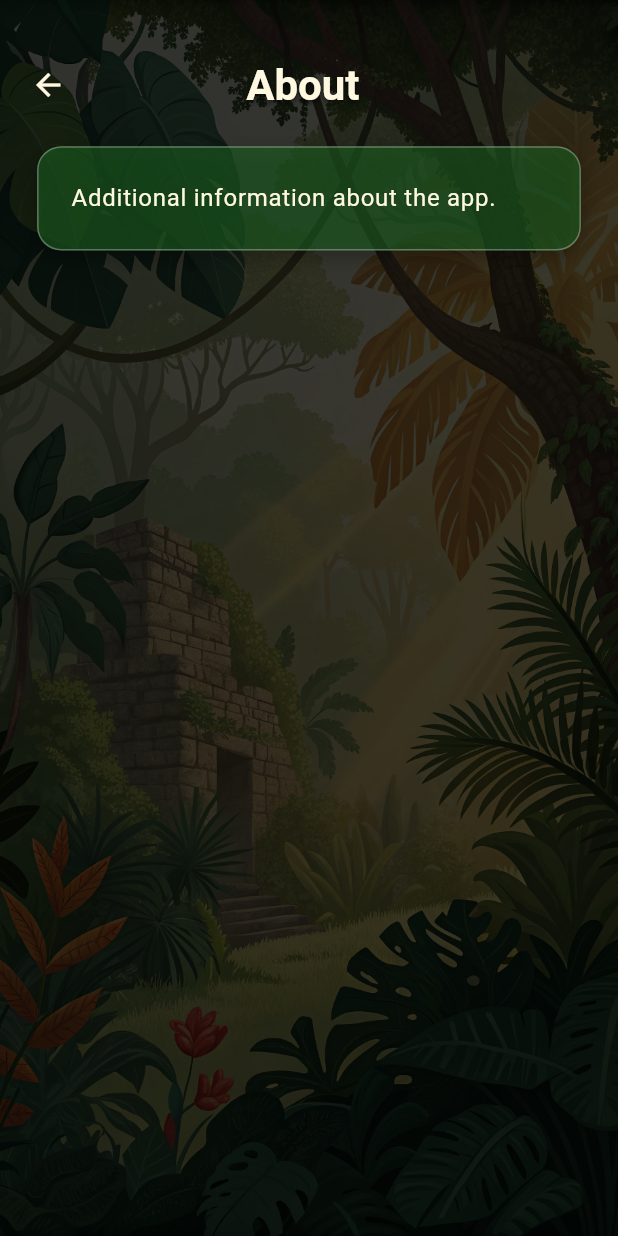
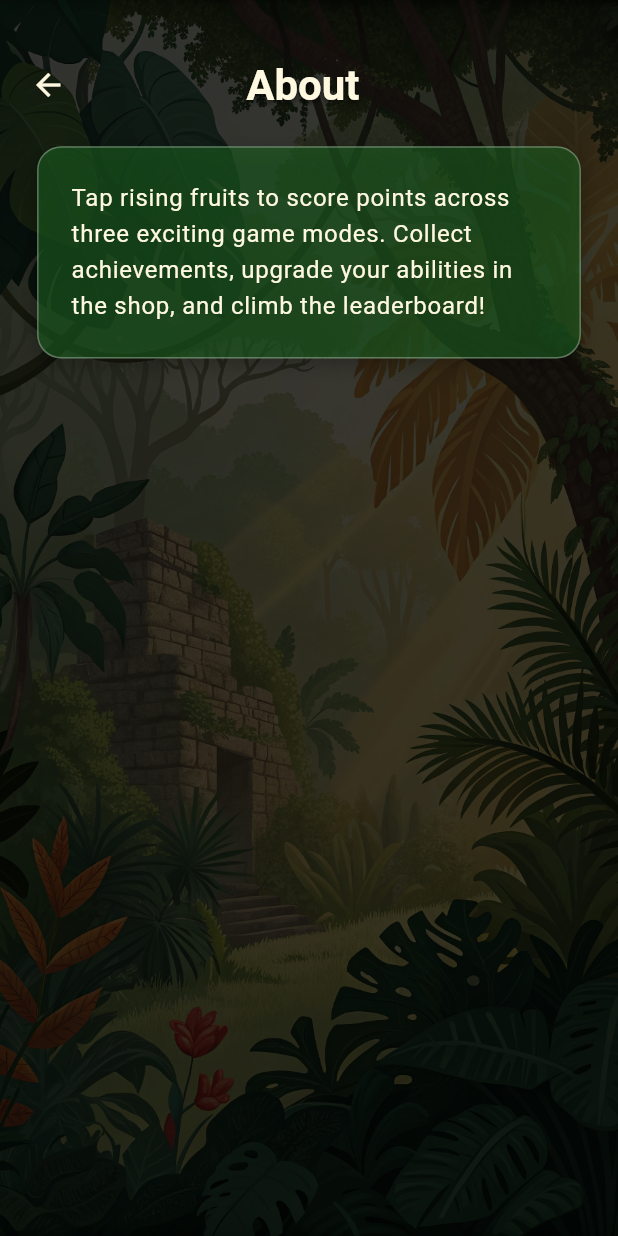
Before and after one commit to jjjulietttee-jpg/tiger_tap_quest, a Flutter app: the AboutScreen screen opened by its route, on a phone screen of 412 x 824 dp. Run offline on Flutter 3.47's test engine with Material 3 defaults, Android fonts, the phone set to English and light mode, and no system bars; our stand-ins replace equatable, flutter_bloc, go_router, shared_preferences; accounts and stored records are empty.

Commit message:
релиз

```diff
--- a/lib/core/shared/widgets/dark_background.dart
+++ b/lib/core/shared/widgets/dark_background.dart
@@ -15,6 +15,7 @@ class DarkBackground extends StatelessWidget {
           child: Image.asset(
             AssetPaths.bgImage,
             fit: BoxFit.cover,
+            excludeFromSemantics: true,
           ),
         ),
         Positioned.fill(
--- a/lib/features/about/presentation/widgets/about_content_block.dart
+++ b/lib/features/about/presentation/widgets/about_content_block.dart
@@ -13,7 +13,8 @@ class AboutContentBlock extends StatelessWidget {
         padding: EdgeInsets.symmetric(horizontal: size.width * 0.06),
         child: CardWidget(
           child: Text(
-            'Additional information about the app.',
+            'Tap rising fruits to score points across three exciting game modes. '
+            'Collect achievements, upgrade your abilities in the shop, and climb the leaderboard!',
             style: theme.textTheme.bodyLarge,
           ),
         ),
--- a/lib/features/about/presentation/widgets/about_header.dart
+++ b/lib/features/about/presentation/widgets/about_header.dart
@@ -20,6 +20,7 @@ class AboutHeader extends StatelessWidget {
         child: Row(
           children: [
             IconButton(
+              tooltip: 'Back',
               icon: const Icon(Icons.arrow_back),
               onPressed: () {
                 if (context.canPop()) {
--- a/lib/features/about/presentation/widgets/about_popup_content.dart
+++ b/lib/features/about/presentation/widgets/about_popup_content.dart
@@ -12,7 +12,7 @@ class AboutPopupContent extends StatelessWidget {
       crossAxisAlignment: CrossAxisAlignment.stretch,
       children: [
         Text(
-          'App Name',
+          'Tiger Tap Quest',
           style: theme.textTheme.headlineMedium?.copyWith(
             fontWeight: FontWeight.bold,
           ),
@@ -20,7 +20,7 @@ class AboutPopupContent extends StatelessWidget {
         ),
         SizedBox(height: size.height * 0.015),
         Text(
-          'Version 1.0.0',
+          'Version 1.0.0+2',
           style: theme.textTheme.bodyMedium?.copyWith(
             color: theme.colorScheme.onSurface.withValues(alpha: 0.8),
           ),
@@ -28,8 +28,8 @@ class AboutPopupContent extends StatelessWidget {
         ),
         SizedBox(height: size.height * 0.025),
         Text(
-          'A simple template for your next project. '
-          'Customize the look and content to match your needs.',
+          'A jungle adventure game where you tap colorful fruits, '
+          'earn achievements and unlock upgrades in the shop.',
           style: theme.textTheme.bodyLarge,
           textAlign: TextAlign.center,
         ),
--- a/lib/features/achievements/presentation/screens/achievements_screen.dart
+++ b/lib/features/achievements/presentation/screens/achievements_screen.dart
@@ -16,14 +16,13 @@ class AchievementsScreen extends StatelessWidget {
     return Scaffold(
       body: Stack(
         children: [
-          // Background image
           Positioned.fill(
             child: Image.asset(
               'assets/images/bg.png',
               fit: BoxFit.cover,
+              excludeFromSemantics: true,
             ),
           ),
-          // Dark overlay
           Positioned.fill(
             child: Container(
               color: Colors.black.withValues(alpha: 0.75),
@@ -49,6 +48,7 @@ class AchievementsScreen extends StatelessWidget {
                       pinned: true,
                       backgroundColor: Colors.black.withValues(alpha: 0.6),
                       leading: IconButton(
+                        tooltip: 'Back',
                         icon: const Icon(Icons.arrow_back, color: Colors.white),
                         onPressed: () => context.pop(),
                       ),
--- a/lib/features/achievements/presentation/widgets/achievements_header.dart
+++ b/lib/features/achievements/presentation/widgets/achievements_header.dart
@@ -20,6 +20,7 @@ class AchievementsHeader extends StatelessWidget {
         child: Row(
           children: [
             IconButton(
+              tooltip: 'Back',
               icon: const Icon(Icons.arrow_back),
               onPressed: () {
                 if (context.canPop()) {
--- a/lib/features/game/domain/models/game_mode.dart
+++ b/lib/features/game/domain/models/game_mode.dart
@@ -1,7 +1,7 @@
 enum GameMode {
-  survival,   // Продержись максимально долго
-  clear,      // Собери все фрукты (заданное количество)
-  score,      // Набери X очков за время
+  survival,
+  clear,
+  score,
 }
 
 extension GameModeExtension on GameMode {
--- a/lib/features/game/presentation/screens/play_setup_screen.dart
+++ b/lib/features/game/presentation/screens/play_setup_screen.dart
@@ -29,6 +29,7 @@ class PlaySetupScreen extends StatelessWidget {
                   child: Row(
                     children: [
                       IconButton(
+                        tooltip: 'Back',
                         icon: const Icon(Icons.arrow_back, color: Colors.white),
                         onPressed: () {
                           if (context.canPop()) {
--- a/lib/features/game/presentation/widgets/game_header.dart
+++ b/lib/features/game/presentation/widgets/game_header.dart
@@ -20,6 +20,7 @@ class GameHeader extends StatelessWidget {
         child: Row(
           children: [
             IconButton(
+              tooltip: 'Back',
               icon: const Icon(Icons.arrow_back),
               onPressed: () {
                 if (context.canPop()) {
--- a/lib/features/game/presentation/widgets/game_ui_overlay.dart
+++ b/lib/features/game/presentation/widgets/game_ui_overlay.dart
@@ -75,8 +75,8 @@ class GameUIOverlay extends StatelessWidget {
                       ),
                     ),
                   ),
-                  // Pause button (interactive)
                   IconButton(
+                    tooltip: 'Pause',
                     onPressed: onPause,
                     icon: Icon(
                       Icons.pause_circle,
--- a/lib/features/game/presentation/widgets/jungle_background.dart
+++ b/lib/features/game/presentation/widgets/jungle_background.dart
@@ -59,14 +59,13 @@ class _JungleBackgroundState extends State<JungleBackground>
   Widget build(BuildContext context) {
     return Stack(
       children: [
-        // Background image from assets
         Positioned.fill(
           child: Image.asset(
             'assets/images/bg.png',
             fit: BoxFit.cover,
+            excludeFromSemantics: true,
           ),
         ),
-        // Dark overlay for better contrast
         Container(
           decoration: BoxDecoration(
             gradient: LinearGradient(
--- a/lib/features/profile/presentation/screens/profile_screen.dart
+++ b/lib/features/profile/presentation/screens/profile_screen.dart
@@ -16,14 +16,13 @@ class ProfileScreen extends StatelessWidget {
     return Scaffold(
       body: Stack(
         children: [
-          // Background image
           Positioned.fill(
             child: Image.asset(
               'assets/images/bg.png',
               fit: BoxFit.cover,
+              excludeFromSemantics: true,
             ),
           ),
-          // Dark overlay
           Positioned.fill(
             child: Container(
               color: Colors.black.withValues(alpha: 0.75),
@@ -48,6 +47,7 @@ class ProfileScreen extends StatelessWidget {
                       pinned: true,
                       backgroundColor: Colors.black.withValues(alpha: 0.6),
                       leading: IconButton(
+                        tooltip: 'Back',
                         icon: const Icon(Icons.arrow_back, color: Colors.white),
                         onPressed: () => context.pop(),
                       ),
--- a/lib/features/profile/presentation/widgets/profile_header.dart
+++ b/lib/features/profile/presentation/widgets/profile_header.dart
@@ -20,6 +20,7 @@ class ProfileHeader extends StatelessWidget {
         child: Row(
           children: [
             IconButton(
+              tooltip: 'Back',
               icon: const Icon(Icons.arrow_back),
               onPressed: () {
                 if (context.canPop()) {
--- a/lib/features/shop/presentation/screens/shop_screen.dart
+++ b/lib/features/shop/presentation/screens/shop_screen.dart
@@ -18,14 +18,13 @@ class ShopScreen extends StatelessWidget {
     return Scaffold(
       body: Stack(
         children: [
-          // Background image
           Positioned.fill(
             child: Image.asset(
               'assets/images/bg.png',
               fit: BoxFit.cover,
+              excludeFromSemantics: true,
             ),
           ),
-          // Dark overlay
           Positioned.fill(
             child: Container(
               color: Colors.black.withValues(alpha: 0.75),
@@ -51,6 +50,7 @@ class ShopScreen extends StatelessWidget {
                           pinned: true,
                           backgroundColor: Colors.black.withValues(alpha: 0.6),
                           leading: IconButton(
+                            tooltip: 'Back',
                             icon: const Icon(Icons.arrow_back, color: Colors.white),
                             onPressed: () => context.pop(),
                           ),
--- a/pubspec.yaml
+++ b/pubspec.yaml
@@ -1,7 +1,7 @@
 name: tiger_tap_quest
 description: app.
 publish_to: 'none'
-version: 1.0.0+2
+version: 1.0.0+3
 
 environment:
   sdk: ^3.10.7
```
Also changed, not shown: lib/features/game/domain/models/tap_element.dart (+12 -14 lines), 10 other files.
